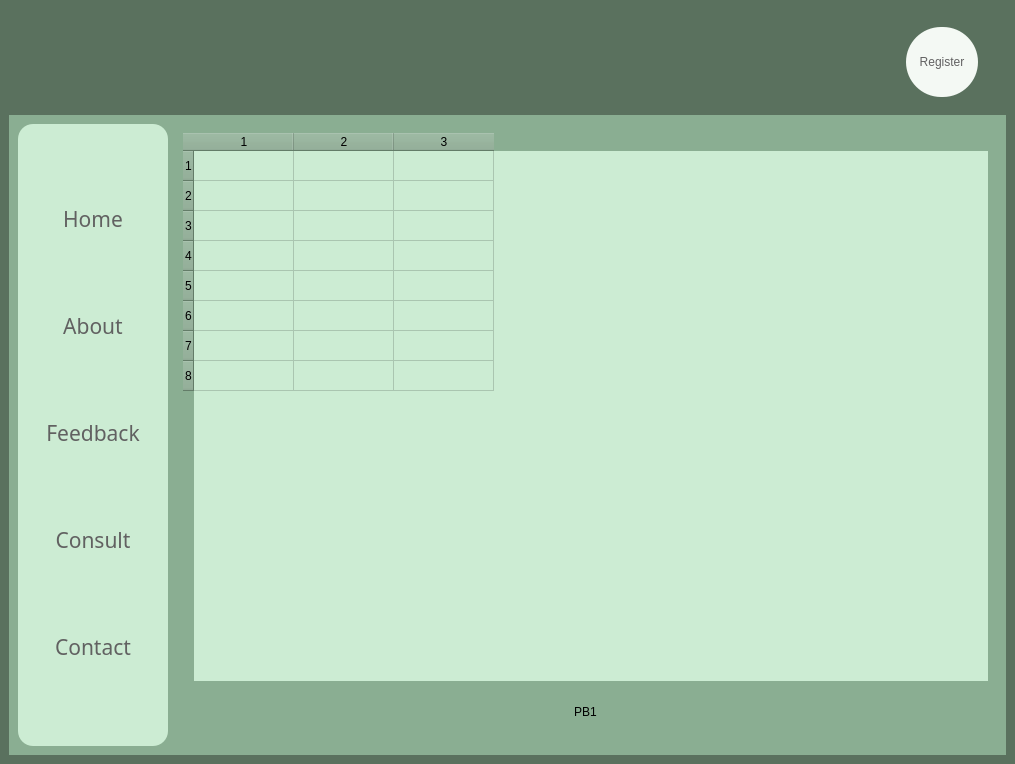
The window that staff_logged_in.ui (srishtiigautam/restorehealth) describes before a commit, drawn with Qt 5.
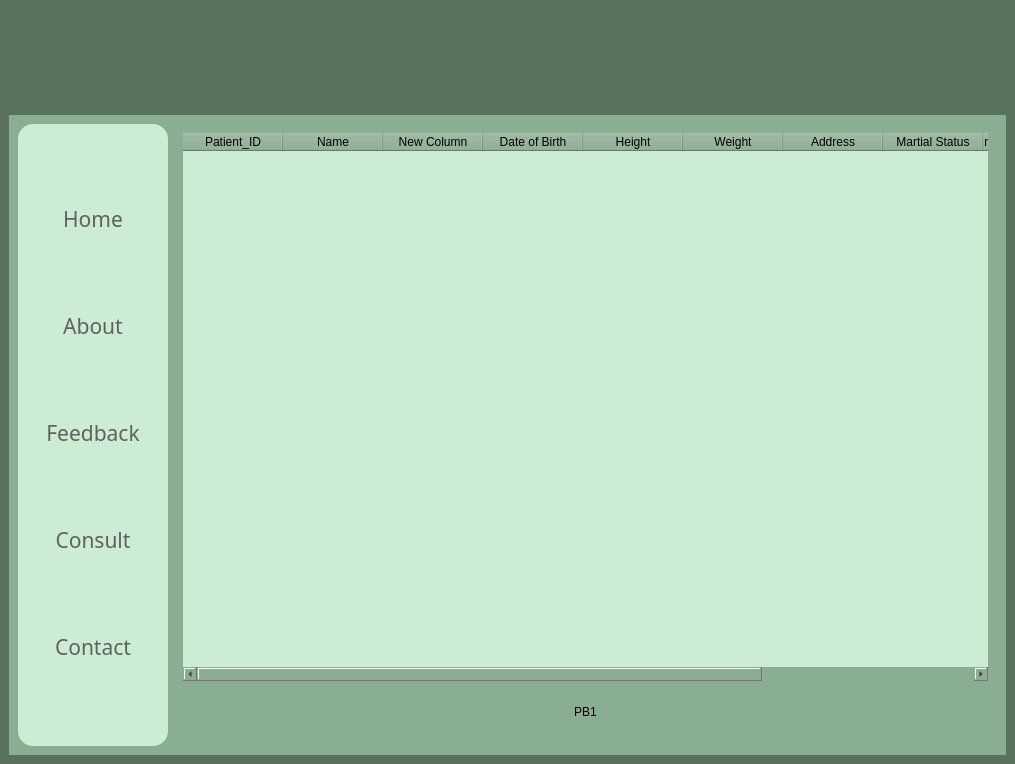
The same window after the commit. Icons and pictures are not drawn.

The edit to the form file:
```diff
--- a/staff_logged_in.ui
+++ b/staff_logged_in.ui
@@ -141,33 +141,6 @@
          <property name="frameShadow">
           <enum>QFrame::Raised</enum>
          </property>
-         <widget class="QPushButton" name="Register_Button">
-          <property name="geometry">
-           <rect>
-            <x>9</x>
-            <y>9</y>
-            <width>72</width>
-            <height>70</height>
-           </rect>
-          </property>
-          <property name="minimumSize">
-           <size>
-            <width>72</width>
-            <height>70</height>
-           </size>
-          </property>
-          <property name="cursor">
-           <cursorShape>PointingHandCursor</cursorShape>
-          </property>
-          <property name="styleSheet">
-           <string notr="true">color:rgb(97, 97, 97);
-background-color: rgb(244, 249, 244);
-border-radius:35px;</string>
-          </property>
-          <property name="text">
-           <string>Register</string>
-          </property>
-         </widget>
         </widget>
        </item>
       </layout>
@@ -420,8 +393,8 @@
            <rect>
             <x>0</x>
             <y>0</y>
-            <width>814</width>
-            <height>613</height>
+            <width>823</width>
+            <height>622</height>
            </rect>
           </property>
           <layout class="QVBoxLayout" name="verticalLayout_3">
@@ -433,21 +406,68 @@
 }</string>
              </property>
              <property name="rowCount">
-              <number>8</number>
+              <number>0</number>
              </property>
              <property name="columnCount">
-              <number>3</number>
+              <number>11</number>
              </property>
-             <row/>
-             <row/>
-             <row/>
-             <row/>
-             <row/>
-             <row/>
-             <row/>
-             <row/>
-             <column/>
-             <column/>
+             <column>
+              <property name="text">
+               <string>Patient_ID</string>
+              </property>
+             </column>
+             <column>
+              <property name="text">
+               <string>Name</string>
+              </property>
+             </column>
+             <column>
+              <property name="text">
+               <string>New Column</string>
+              </property>
+             </column>
+             <column>
+              <property name="text">
+               <string>Date of Birth</string>
+              </property>
+             </column>
+             <column>
+              <property name="text">
+               <string>Height</string>
+              </property>
+             </column>
+             <column>
+              <property name="text">
+               <string>Weight</string>
+              </property>
+             </column>
+             <column>
+              <property name="text">
+               <string>Address</string>
+              </property>
+              <property name="background">
+               <color>
+                <red>0</red>
+                <green>0</green>
+                <blue>0</blue>
+               </color>
+              </property>
+             </column>
+             <column>
+              <property name="text">
+               <string>Martial Status</string>
+              </property>
+             </column>
+             <column>
+              <property name="text">
+               <string>Similar_illness_in past</string>
+              </property>
+             </column>
+             <column>
+              <property name="text">
+               <string>Similar illness in past</string>
+              </property>
+             </column>
              <column/>
             </widget>
            </item>
```
Left out of the diff: 5 changed lines with no effect on the pictures.
